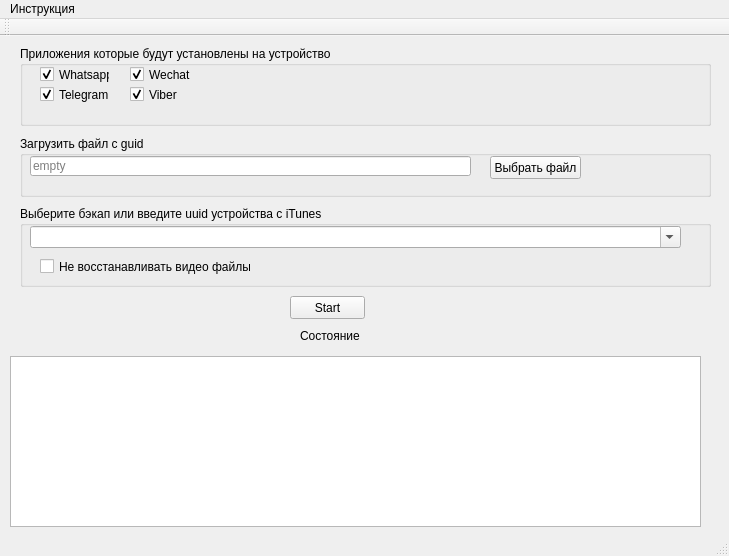
Old version of the form mainwindow.ui in the repository vohulg/iTunesParser.
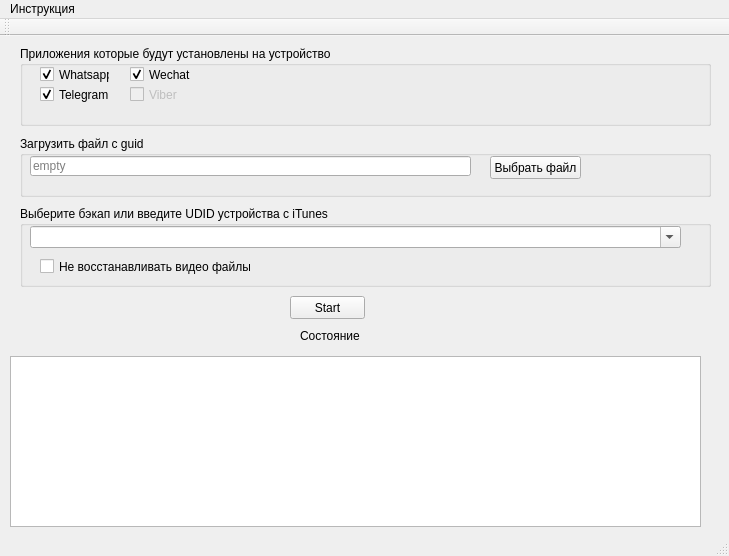
New version of the form.

The edit to the form file:
```diff
--- a/mainwindow.ui
+++ b/mainwindow.ui
@@ -127,6 +127,9 @@
      </property>
     </widget>
     <widget class="QCheckBox" name="ViberAppCheckBox">
+     <property name="enabled">
+      <bool>false</bool>
+     </property>
      <property name="geometry">
       <rect>
        <x>110</x>
@@ -139,7 +142,7 @@
       <string>Viber</string>
      </property>
      <property name="checked">
-      <bool>true</bool>
+      <bool>false</bool>
      </property>
     </widget>
    </widget>
@@ -195,7 +198,7 @@
      </rect>
     </property>
     <property name="title">
-     <string>Выберите бэкап или введите uuid устройства с iTunes</string>
+     <string>Выберите бэкап или введите UDID устройства с iTunes</string>
     </property>
     <widget class="QComboBox" name="backupsListComBox">
      <property name="geometry">
```
